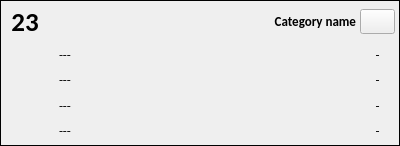
Above: ui_files/prel_run_widget.ui from uncle-arthy/rcng before the change. Below: the same form after it.
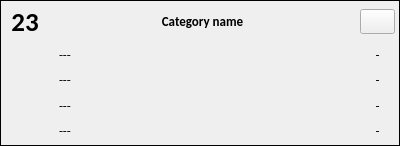
That is the form after the change. Icons and pictures are not drawn.

Diff of the .ui file:
```diff
--- a/ui_files/prel_run_widget.ui
+++ b/ui_files/prel_run_widget.ui
@@ -186,7 +186,7 @@
            <enum>Qt::AutoText</enum>
           </property>
           <property name="alignment">
-           <set>Qt::AlignRight|Qt::AlignTrailing|Qt::AlignVCenter</set>
+           <set>Qt::AlignCenter</set>
           </property>
           <property name="margin">
            <number>4</number>
```
